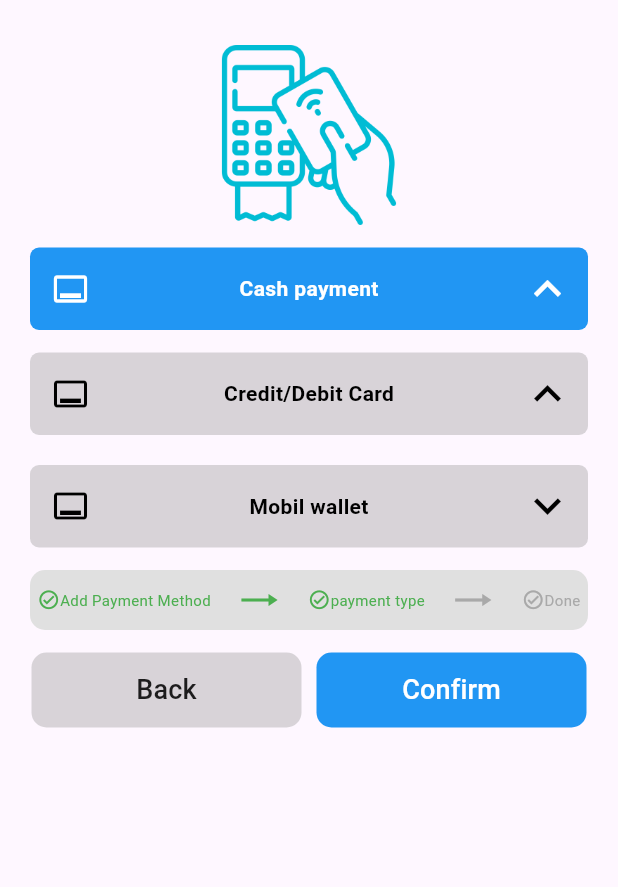
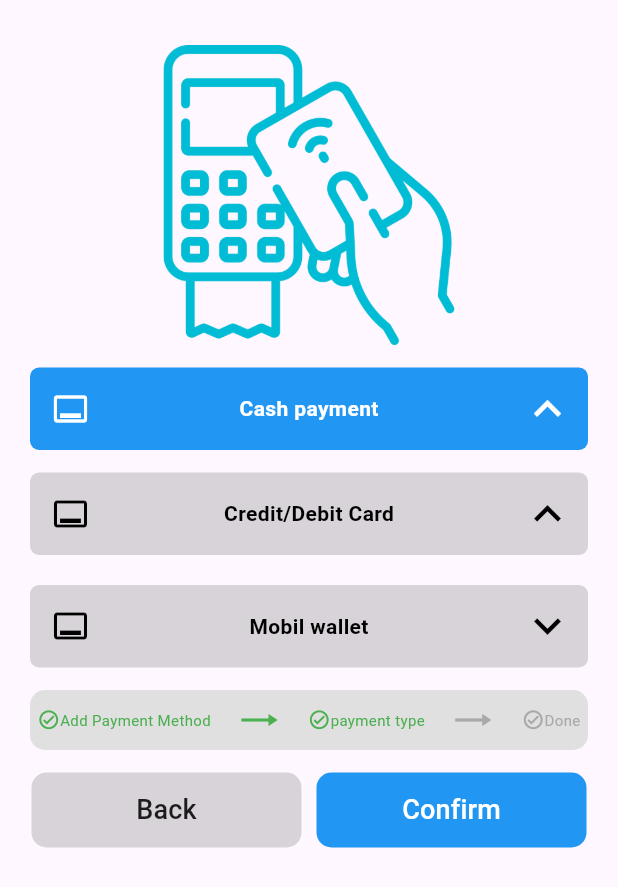
Before and after one commit to ebrahim-eid/internship-task, a Flutter app: the PaymentScreen screen opened directly, after a tap on "Cash payment", on a phone screen of 412 x 824 dp. Shown: the top 887 px of the screen. Run offline on Flutter 3.47's test engine with Material 3 defaults, Android fonts, the light colour scheme and no system bars; our stand-ins replace hexcolor; missing offline and left inert: credit_card_form.

Commit message:
Second submit

```diff
--- a/lib/screens/payment_screen.dart
+++ b/lib/screens/payment_screen.dart
@@ -1,5 +1,5 @@
+import 'package:credit_card_form/credit_card_form.dart';
 import 'package:flutter/material.dart';
-import 'package:flutter_credit_card/flutter_credit_card.dart';
 import 'package:hexcolor/hexcolor.dart';
 import 'package:internship_task/screens/success_screen.dart';
 
@@ -19,13 +19,6 @@ class _PaymentScreenState extends State<PaymentScreen> {
   Color color1() => isClicked1 ? Colors.white : Colors.black;
   Color color2() => isClicked2 ? Colors.black : Colors.white;
   Color color3() => isClicked3 ? Colors.white : Colors.black;
-  String cardNumber = '';
-  String expiryDate = '';
-  String cardHolderName = '';
-  String cvvCode = '';
-  bool showBackView = false;
-  var formKey = GlobalKey<FormState>();
-  bool isCvvFocused = false;
   @override
   Widget build(BuildContext context) {
     return Scaffold(
@@ -37,8 +30,8 @@ class _PaymentScreenState extends State<PaymentScreen> {
             children: [
               const Image(
                 image: AssetImage("assets/pay_images/payment.png"),
-                width: 120,
-                height: 120,
+                width: 200,
+                height: 200,
                 fit: BoxFit.cover,
                 color: Colors.cyan,
               ),
@@ -73,11 +66,11 @@ class _PaymentScreenState extends State<PaymentScreen> {
                     });
                   }),
               const SizedBox(height: 10),
+              /// Every payment has its UI
               AnimatedContainer(
-                padding:
-                    const EdgeInsets.symmetric(horizontal: 10, vertical: 10),
+
                 width: double.infinity,
-                height: isClicked2 ? 0 : 280,
+                height: isClicked2 ? 0 : 166,
                 decoration: BoxDecoration(
                   borderRadius: BorderRadius.circular(10),
                   color: Colors.grey.withOpacity(0.3),
@@ -88,72 +81,10 @@ class _PaymentScreenState extends State<PaymentScreen> {
                         child: Column(
                           children: [
                             CreditCardForm(
-                              formKey: formKey, // Required
-                              cardNumber: cardNumber, // Required
-                              expiryDate: expiryDate, // Required
-                              cardHolderName: cardHolderName, // Required
-                              cvvCode: cvvCode, // Required
-                              // cardNumberKey: cardNumberKey,
-                              // cvvCodeKey: cvvCodeKey,
-                              // expiryDateKey: expiryDateKey,
-                              // cardHolderKey: cardHolderKey,
-                              onCreditCardModelChange: (CreditCardModel data) {}, // Required
-                              obscureCvv: true,
-                              obscureNumber: true,
-                              isHolderNameVisible: true,
-                              isCardNumberVisible: true,
-                              isExpiryDateVisible: true,
-                              enableCvv: true,
-                              cvvValidationMessage: 'Please input a valid CVV',
-                              dateValidationMessage: 'Please input a valid date',
-                              numberValidationMessage: 'Please input a valid number',
-                              cardNumberValidator: (String? cardNumber){},
-                              expiryDateValidator: (String? expiryDate){},
-                              cvvValidator: (String? cvv){},
-                              cardHolderValidator: (String? cardHolderName){},
-                              onFormComplete: () {
-                                // callback to execute at the end of filling card data
+                              theme: CreditCardLightTheme(),
+                              onChanged: (CreditCardResult result) {
+
                               },
-                              autovalidateMode: AutovalidateMode.always,
-                              disableCardNumberAutoFillHints: false,
-                              inputConfiguration: const InputConfiguration(
-                                cardNumberDecoration: InputDecoration(
-                                  border: OutlineInputBorder(),
-                                  labelText: 'Number',
-                                  hintText: 'XXXX XXXX XXXX XXXX',
-                                ),
-                                expiryDateDecoration: InputDecoration(
-                                  border: OutlineInputBorder(),
-                                  labelText: 'Expired Date',
-                                  hintText: 'XX/XX',
-                                ),
-                                cvvCodeDecoration: InputDecoration(
-                                  border: OutlineInputBorder(),
-                                  labelText: 'CVV',
-                                  hintText: 'XXX',
-                                ),
-                                cardHolderDecoration: InputDecoration(
-                                  contentPadding:  EdgeInsets.symmetric(vertical: 5.0,horizontal: 10),
-                                  border: OutlineInputBorder(),
-                                  labelText: 'Card Holder',
-                                ),
-                                cardNumberTextStyle: TextStyle(
-                                  fontSize: 10,
-                                  color: Colors.black,
-                                ),
-                                cardHolderTextStyle: TextStyle(
-                                  fontSize: 10,
-                                  color: Colors.black,
-                                ),
-                                expiryDateTextStyle: TextStyle(
-                                  fontSize: 10,
-                                  color: Colors.black,
-                                ),
-                                cvvCodeTextStyle: TextStyle(
-                                  fontSize: 10,
-                                  color: Colors.black,
-                                ),
-                              ),
                             ),
                           ],
                         ),
--- a/lib/screens/subject_screen.dart
+++ b/lib/screens/subject_screen.dart
@@ -38,6 +38,7 @@ class _SubjectsScreenState extends State<SubjectsScreen> {
             ],
           ),),
           const SizedBox(height: 15,),
+          /// card
           Expanded(
             child: Padding(
               padding: const EdgeInsets.symmetric(horizontal: 20),
--- a/pubspec.yaml
+++ b/pubspec.yaml
@@ -36,8 +36,7 @@ dependencies:
   # Use with the CupertinoIcons class for iOS style icons.
   cupertino_icons: ^1.0.2
   hexcolor: ^3.0.1
-  iconsax: ^0.0.8
-  flutter_credit_card: ^4.0.1
+  credit_card_form: ^0.0.7
 
 
 
```
Also changed, not shown: pubspec.lock.
